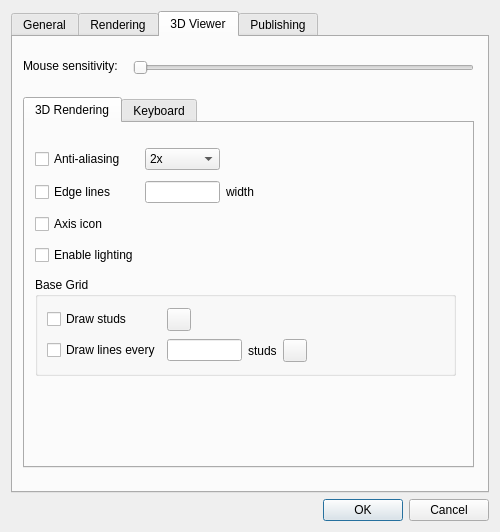
First picture: the form in preferences.ui, repository trevorsandy/lpub3d, before the edit.
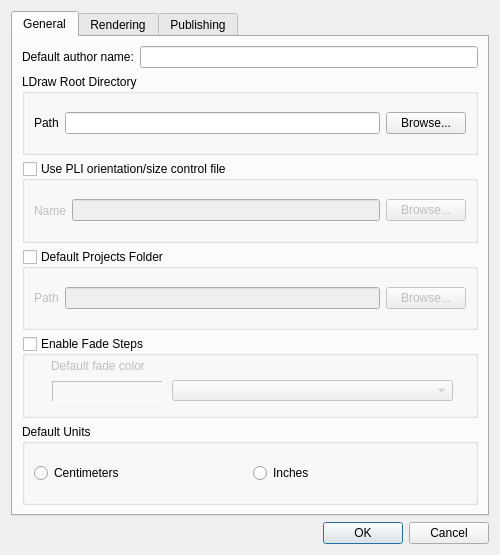
Second picture: the form after the edit. The open tabs and pages were chosen to show the change.

Commit message: Enable Fade Step Property in Porperties form

What changed in the file:
```diff
--- a/preferences.ui
+++ b/preferences.ui
@@ -8,7 +8,7 @@
     <x>0</x>
     <y>0</y>
     <width>500</width>
-    <height>532</height>
+    <height>555</height>
    </rect>
   </property>
   <property name="windowTitle">
@@ -196,26 +196,45 @@
          <widget class="QLabel" name="label_10">
           <property name="geometry">
            <rect>
-            <x>10</x>
-            <y>22</y>
+            <x>29</x>
+            <y>16</y>
             <width>111</width>
             <height>28</height>
            </rect>
           </property>
           <property name="text">
-           <string>Default fade color:</string>
+           <string>Default fade color</string>
           </property>
          </widget>
          <widget class="QComboBox" name="fadeStepColors">
           <property name="geometry">
            <rect>
-            <x>130</x>
-            <y>26</y>
+            <x>150</x>
+            <y>44</y>
             <width>281</width>
             <height>21</height>
            </rect>
           </property>
          </widget>
+         <widget class="QLabel" name="fadeStepColorLabel">
+          <property name="geometry">
+           <rect>
+            <x>30</x>
+            <y>45</y>
+            <width>111</width>
+            <height>21</height>
+           </rect>
+          </property>
+          <property name="frameShape">
+           <enum>QFrame::Panel</enum>
+          </property>
+          <property name="frameShadow">
+           <enum>QFrame::Sunken</enum>
+          </property>
+          <property name="text">
+           <string/>
+          </property>
+         </widget>
         </widget>
        </item>
        <item row="5" column="0" colspan="2">
@@ -464,349 +483,6 @@
        </layout>
       </widget>
      </widget>
-     <widget class="QWidget" name="tab3DViewer">
-      <attribute name="title">
-       <string>3D Viewer</string>
-      </attribute>
-      <widget class="QSlider" name="mouseSensitivity">
-       <property name="geometry">
-        <rect>
-         <x>120</x>
-         <y>20</y>
-         <width>341</width>
-         <height>22</height>
-        </rect>
-       </property>
-       <property name="minimum">
-        <number>1</number>
-       </property>
-       <property name="maximum">
-        <number>20</number>
-       </property>
-       <property name="pageStep">
-        <number>5</number>
-       </property>
-       <property name="orientation">
-        <enum>Qt::Horizontal</enum>
-       </property>
-      </widget>
-      <widget class="QLabel" name="label_11">
-       <property name="geometry">
-        <rect>
-         <x>10</x>
-         <y>18</y>
-         <width>101</width>
-         <height>22</height>
-        </rect>
-       </property>
-       <property name="text">
-        <string>Mouse sensitivity:</string>
-       </property>
-       <property name="buddy">
-        <cstring>mouseSensitivity</cstring>
-       </property>
-      </widget>
-      <widget class="QTabWidget" name="tabWidget_2">
-       <property name="geometry">
-        <rect>
-         <x>10</x>
-         <y>60</y>
-         <width>451</width>
-         <height>371</height>
-        </rect>
-       </property>
-       <property name="currentIndex">
-        <number>1</number>
-       </property>
-       <widget class="QWidget" name="tabRendering">
-        <attribute name="title">
-         <string>3D Rendering</string>
-        </attribute>
-        <widget class="QGroupBox" name="groupBox_4">
-         <property name="geometry">
-          <rect>
-           <x>10</x>
-           <y>154</y>
-           <width>421</width>
-           <height>99</height>
-          </rect>
-         </property>
-         <property name="title">
-          <string>Base Grid</string>
-         </property>
-         <layout class="QGridLayout" name="gridLayout_3">
-          <item row="1" column="3">
-           <widget class="QToolButton" name="gridLineColor">
-            <property name="text">
-             <string/>
-            </property>
-           </widget>
-          </item>
-          <item row="1" column="1">
-           <widget class="QLineEdit" name="gridLineSpacing">
-            <property name="maximumSize">
-             <size>
-              <width>75</width>
-              <height>16777215</height>
-             </size>
-            </property>
-           </widget>
-          </item>
-          <item row="1" column="4">
-           <spacer name="horizontalSpacer_5">
-            <property name="orientation">
-             <enum>Qt::Horizontal</enum>
-            </property>
-            <property name="sizeHint" stdset="0">
-             <size>
-              <width>40</width>
-              <height>20</height>
-             </size>
-            </property>
-           </spacer>
-          </item>
-          <item row="0" column="0">
-           <widget class="QCheckBox" name="gridStuds">
-            <property name="text">
-             <string>Draw studs</string>
-            </property>
-           </widget>
-          </item>
-          <item row="1" column="2">
-           <widget class="QLabel" name="label_13">
-            <property name="text">
-             <string>studs</string>
-            </property>
-           </widget>
-          </item>
-          <item row="1" column="0">
-           <widget class="QCheckBox" name="gridLines">
-            <property name="text">
-             <string>Draw lines every</string>
-            </property>
-           </widget>
-          </item>
-          <item row="0" column="1">
-           <widget class="QToolButton" name="gridStudColor">
-            <property name="text">
-             <string/>
-            </property>
-           </widget>
-          </item>
-         </layout>
-        </widget>
-        <widget class="QWidget" name="widget" native="true">
-         <property name="geometry">
-          <rect>
-           <x>10</x>
-           <y>20</y>
-           <width>421</width>
-           <height>127</height>
-          </rect>
-         </property>
-         <layout class="QGridLayout" name="gridLayout_4">
-          <item row="1" column="1">
-           <widget class="QLineEdit" name="lineWidth">
-            <property name="maximumSize">
-             <size>
-              <width>75</width>
-              <height>16777215</height>
-             </size>
-            </property>
-           </widget>
-          </item>
-          <item row="1" column="0">
-           <widget class="QCheckBox" name="edgeLines">
-            <property name="text">
-             <string>Edge lines</string>
-            </property>
-           </widget>
-          </item>
-          <item row="2" column="0">
-           <widget class="QCheckBox" name="axisIcon">
-            <property name="text">
-             <string>Axis icon</string>
-            </property>
-           </widget>
-          </item>
-          <item row="1" column="2">
-           <widget class="QLabel" name="label_14">
-            <property name="text">
-             <string>width</string>
-            </property>
-           </widget>
-          </item>
-          <item row="0" column="0">
-           <widget class="QCheckBox" name="antiAliasing">
-            <property name="text">
-             <string>Anti-aliasing</string>
-            </property>
-           </widget>
-          </item>
-          <item row="3" column="0">
-           <widget class="QCheckBox" name="enableLighting">
-            <property name="text">
-             <string>Enable lighting</string>
-            </property>
-           </widget>
-          </item>
-          <item row="0" column="1">
-           <widget class="QComboBox" name="antiAliasingSamples">
-            <item>
-             <property name="text">
-              <string>2x</string>
-             </property>
-            </item>
-            <item>
-             <property name="text">
-              <string>4x</string>
-             </property>
-            </item>
-            <item>
-             <property name="text">
-              <string>8x</string>
-             </property>
-            </item>
-           </widget>
-          </item>
-          <item row="0" column="3">
-           <spacer name="horizontalSpacer_2">
-            <property name="orientation">
-             <enum>Qt::Horizontal</enum>
-            </property>
-            <property name="sizeHint" stdset="0">
-             <size>
-              <width>40</width>
-              <height>20</height>
-             </size>
-            </property>
-           </spacer>
-          </item>
-         </layout>
-        </widget>
-       </widget>
-       <widget class="QWidget" name="tabKeyboard">
-        <attribute name="title">
-         <string>Keyboard</string>
-        </attribute>
-        <widget class="QGroupBox" name="groupBox_3">
-         <property name="geometry">
-          <rect>
-           <x>10</x>
-           <y>10</y>
-           <width>421</width>
-           <height>241</height>
-          </rect>
-         </property>
-         <property name="title">
-          <string>Keyboard Shortcuts</string>
-         </property>
-         <layout class="QVBoxLayout" name="verticalLayout_6">
-          <item>
-           <widget class="QTreeWidget" name="commandList">
-            <property name="rootIsDecorated">
-             <bool>false</bool>
-            </property>
-            <property name="uniformRowHeights">
-             <bool>true</bool>
-            </property>
-            <column>
-             <property name="text">
-              <string>Command</string>
-             </property>
-            </column>
-            <column>
-             <property name="text">
-              <string>Shortcut</string>
-             </property>
-            </column>
-           </widget>
-          </item>
-          <item>
-           <layout class="QHBoxLayout" name="horizontalLayout_9">
-            <item>
-             <widget class="QPushButton" name="shortcutsImport">
-              <property name="text">
-               <string>Import...</string>
-              </property>
-             </widget>
-            </item>
-            <item>
-             <widget class="QPushButton" name="shortcutsExport">
-              <property name="text">
-               <string>Export...</string>
-              </property>
-             </widget>
-            </item>
-            <item>
-             <widget class="QPushButton" name="shortcutsReset">
-              <property name="text">
-               <string>Reset...</string>
-              </property>
-             </widget>
-            </item>
-            <item>
-             <spacer name="horizontalSpacer_3">
-              <property name="orientation">
-               <enum>Qt::Horizontal</enum>
-              </property>
-              <property name="sizeHint" stdset="0">
-               <size>
-                <width>40</width>
-                <height>20</height>
-               </size>
-              </property>
-             </spacer>
-            </item>
-           </layout>
-          </item>
-         </layout>
-        </widget>
-        <widget class="QGroupBox" name="shortcutGroup">
-         <property name="geometry">
-          <rect>
-           <x>10</x>
-           <y>260</y>
-           <width>421</width>
-           <height>68</height>
-          </rect>
-         </property>
-         <property name="title">
-          <string>Shortcut</string>
-         </property>
-         <layout class="QHBoxLayout" name="horizontalLayout_5">
-          <item>
-           <widget class="QLabel" name="label_12">
-            <property name="text">
-             <string>Key sequence:</string>
-            </property>
-            <property name="buddy">
-             <cstring>shortcutEdit</cstring>
-            </property>
-           </widget>
-          </item>
-          <item>
-           <widget class="QLineEdit" name="shortcutEdit"/>
-          </item>
-          <item>
-           <widget class="QPushButton" name="shortcutAssign">
-            <property name="text">
-             <string>Assign</string>
-            </property>
-           </widget>
-          </item>
-          <item>
-           <widget class="QPushButton" name="shortcutRemove">
-            <property name="text">
-             <string>Remove</string>
-            </property>
-           </widget>
-          </item>
-         </layout>
-        </widget>
-       </widget>
-      </widget>
-     </widget>
      <widget class="QWidget" name="tabPublishing">
       <attribute name="title">
        <string>Publishing</string>
```
Left out of the diff: 109 changed lines with no effect on the pictures. The commit also changes 13 other files.
